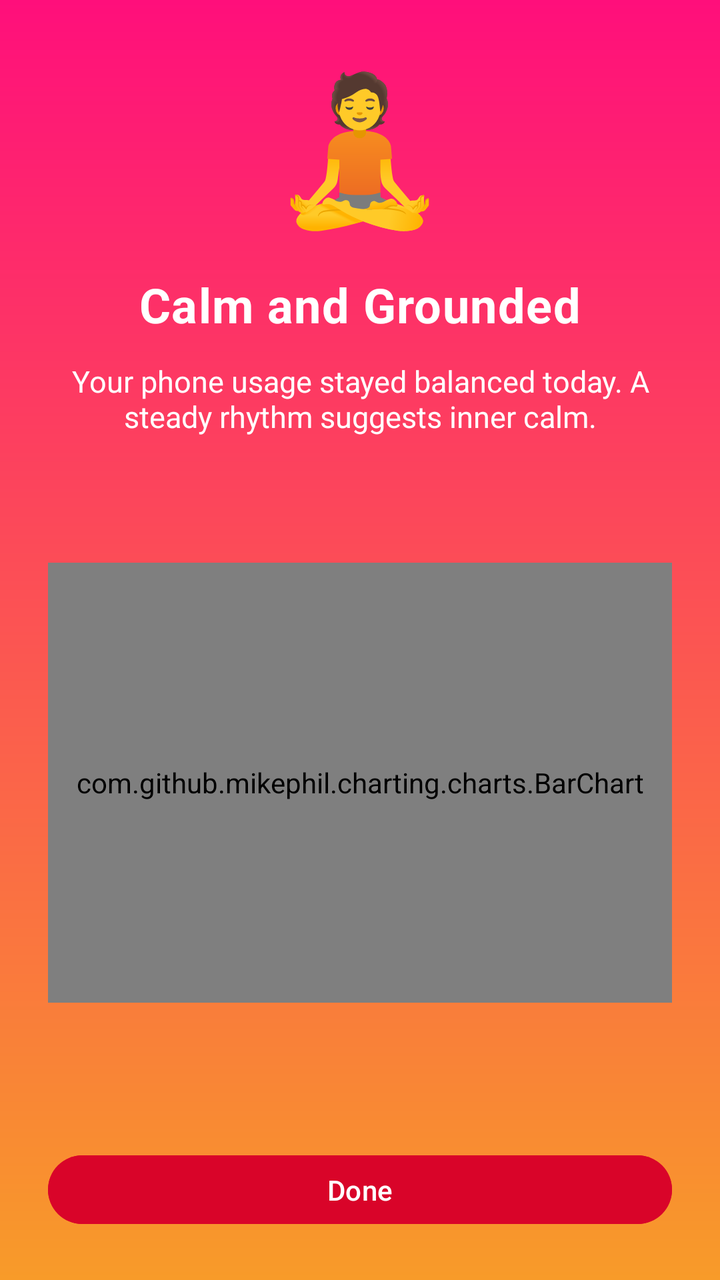
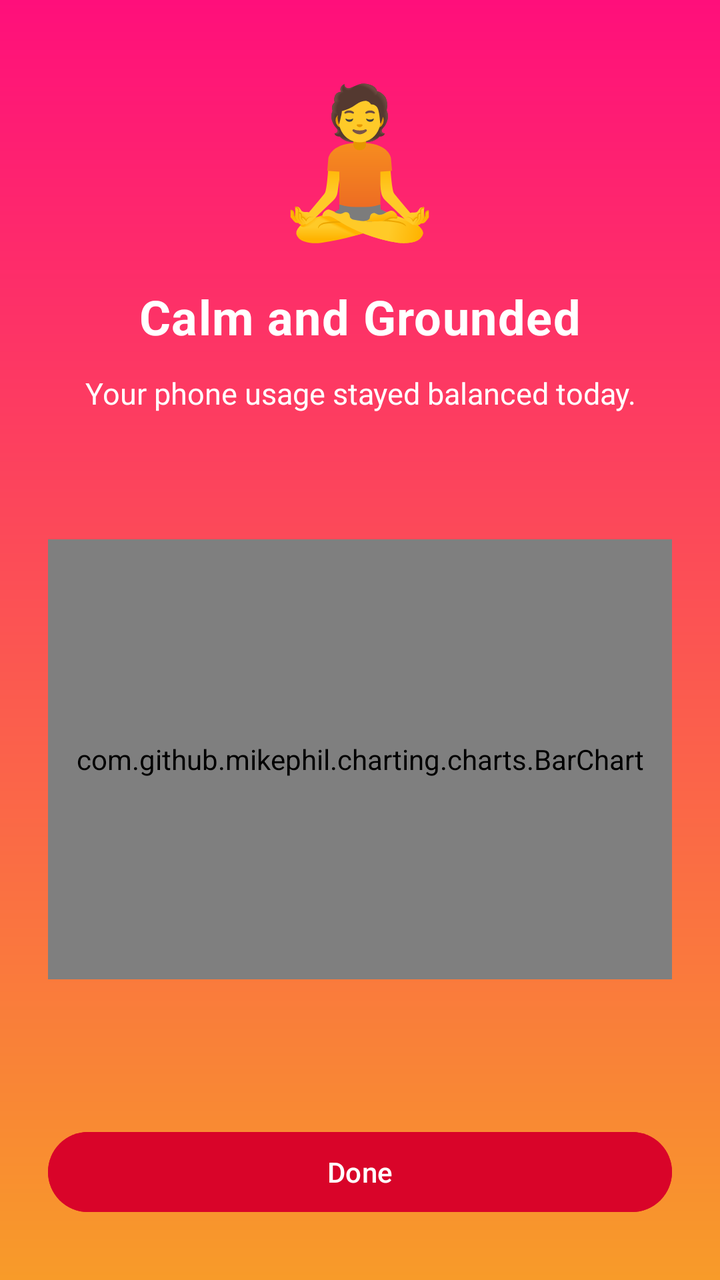

Before-and-after screenshots of an Android layout around one commit, followed by the original layout XML and the change that was made.
<!-- AndroidManifest.xml: application theme Theme.PhoneMoodTranslator -->
<!-- res/layout/activity_result.xml -->
<?xml version="1.0" encoding="utf-8"?>
<LinearLayout
    xmlns:android="http://schemas.android.com/apk/res/android"
    android:layout_width="match_parent"
    android:layout_height="match_parent"
    android:gravity="center"
    android:padding="24dp"
    android:orientation="vertical"
    android:background="@drawable/bg_gradient">

    
    <TextView
        android:id="@+id/tvEmoji"
        android:text="🧘"
        android:gravity="center"
        android:textSize="72sp"
        android:layout_width="wrap_content"
        android:layout_height="wrap_content"/>

    
    <TextView
        android:id="@+id/tvTitle"
        android:text="Calm and Grounded"
        android:letterSpacing="0.02"
        android:textSize="24sp"
        android:textStyle="bold"
        android:textColor="#FFFFFF"
        android:layout_marginTop="16dp"
        android:layout_width="wrap_content"
        android:layout_height="wrap_content"/>

    
    <TextView
        android:id="@+id/tvDescription"
        android:text="Your phone usage stayed balanced today. A steady rhythm suggests inner calm."
        android:textSize="15sp"
        android:textColor="#FFFFFF"
        android:gravity="center"
        android:layout_marginTop="12dp"
        android:layout_width="match_parent"
        android:layout_height="wrap_content"/>
    
    <TextView
        android:id="@+id/tvUsageDetails"
        android:layout_marginTop="24dp"
        android:textSize="14sp"
        android:textColor="#FFFFFF"
        android:gravity="center"
        android:layout_width="match_parent"
        android:layout_height="wrap_content"/>
    <com.github.mikephil.charting.charts.BarChart
        android:id="@+id/barChart"
        android:layout_width="match_parent"
        android:layout_height="220dp"
        android:layout_marginTop="20dp"/>

    <TextView
        android:id="@+id/tvReflection"
        android:layout_marginTop="20dp"
        android:textSize="15sp"
        android:textColor="#FFFF"
        android:gravity="center"
        android:textStyle="italic"
        android:layout_width="match_parent"
        android:layout_height="wrap_content"/>


    
    <Button
        android:id="@+id/btnDone"
        android:text="Done"
        android:backgroundTint="#d90429"
        android:layout_marginTop="32dp"
        android:layout_width="match_parent"
        android:layout_height="wrap_content"/>
</LinearLayout>
<!-- resources referenced by this layout -->
<resources>
  <!-- drawable bg_gradient (drawable) -->
  <?xml version="1.0" encoding="utf-8"?>
  <shape xmlns:android="http://schemas.android.com/apk/res/android">
  
      <gradient
          android:startColor="#ff0f7b"
          android:endColor="#f89b29"
          android:angle="270"
          android:type="linear" />
  
  </shape>
  <style name="Theme.PhoneMoodTranslator" parent="Base.Theme.PhoneMoodTranslator" />
  <style name="Base.Theme.PhoneMoodTranslator" parent="Theme.Material3.DayNight.NoActionBar">
          
          
      </style>
</resources>

<!-- the commit's change to res/layout/activity_result.xml (unified diff, before → after) -->
@@ -6,18 +6,19 @@
     android:gravity="center"
     android:padding="24dp"
     android:orientation="vertical"
-    android:background="@drawable/bg_gradient">
+    android:background="@drawable/bg_gradient"
+    android:id="@+id/rootLayout">
 
-    
     <TextView
         android:id="@+id/tvEmoji"
         android:text="🧘"
         android:gravity="center"
         android:textSize="72sp"
+        android:clickable="true"
+        android:focusable="true"
         android:layout_width="wrap_content"
         android:layout_height="wrap_content"/>
 
-    
     <TextView
         android:id="@+id/tvTitle"
         android:text="Calm and Grounded"
@@ -25,21 +26,43 @@
         android:textSize="24sp"
         android:textStyle="bold"
         android:textColor="#FFFFFF"
+        android:clickable="true"
+        android:focusable="true"
         android:layout_marginTop="16dp"
         android:layout_width="wrap_content"
         android:layout_height="wrap_content"/>
 
-    
     <TextView
         android:id="@+id/tvDescription"
-        android:text="Your phone usage stayed balanced today. A steady rhythm suggests inner calm."
+        android:text="Your phone usage stayed balanced today."
         android:textSize="15sp"
         android:textColor="#FFFFFF"
         android:gravity="center"
         android:layout_marginTop="12dp"
         android:layout_width="match_parent"
         android:layout_height="wrap_content"/>
-    
+
+    <TextView
+        android:id="@+id/tvMoodCriteria"
+        android:layout_width="match_parent"
+        android:layout_height="wrap_content"
+        android:text="Criteria Explanation..."
+        android:textSize="16sp"
+        android:textColor="#FFFFFF"
+        android:gravity="center"
+        android:background="#20FFFFFF"
+        android:padding="24dp"
+        android:layout_marginTop="24dp"
+        android:lineSpacingExtra="6dp"
+        android:visibility="gone" />
+     <com.devendrap7.phonemoodtranslator.MoodPetView
+        android:id="@+id/moodPet"
+        android:layout_width="140dp"
+        android:layout_height="140dp"
+        android:layout_marginTop="16dp"
+        android:layout_gravity="center"
+        android:visibility="gone"/>
+
     <TextView
         android:id="@+id/tvUsageDetails"
         android:layout_marginTop="24dp"
@@ -48,6 +71,7 @@
         android:gravity="center"
         android:layout_width="match_parent"
         android:layout_height="wrap_content"/>
+
     <com.github.mikephil.charting.charts.BarChart
         android:id="@+id/barChart"
         android:layout_width="match_parent"
@@ -58,14 +82,12 @@
         android:id="@+id/tvReflection"
         android:layout_marginTop="20dp"
         android:textSize="15sp"
-        android:textColor="#FFFF"
+        android:textColor="#FFFFFF"
         android:gravity="center"
         android:textStyle="italic"
         android:layout_width="match_parent"
         android:layout_height="wrap_content"/>
 
-
-    
     <Button
         android:id="@+id/btnDone"
         android:text="Done"
@@ -73,4 +95,5 @@
         android:layout_marginTop="32dp"
         android:layout_width="match_parent"
         android:layout_height="wrap_content"/>
+
 </LinearLayout>
